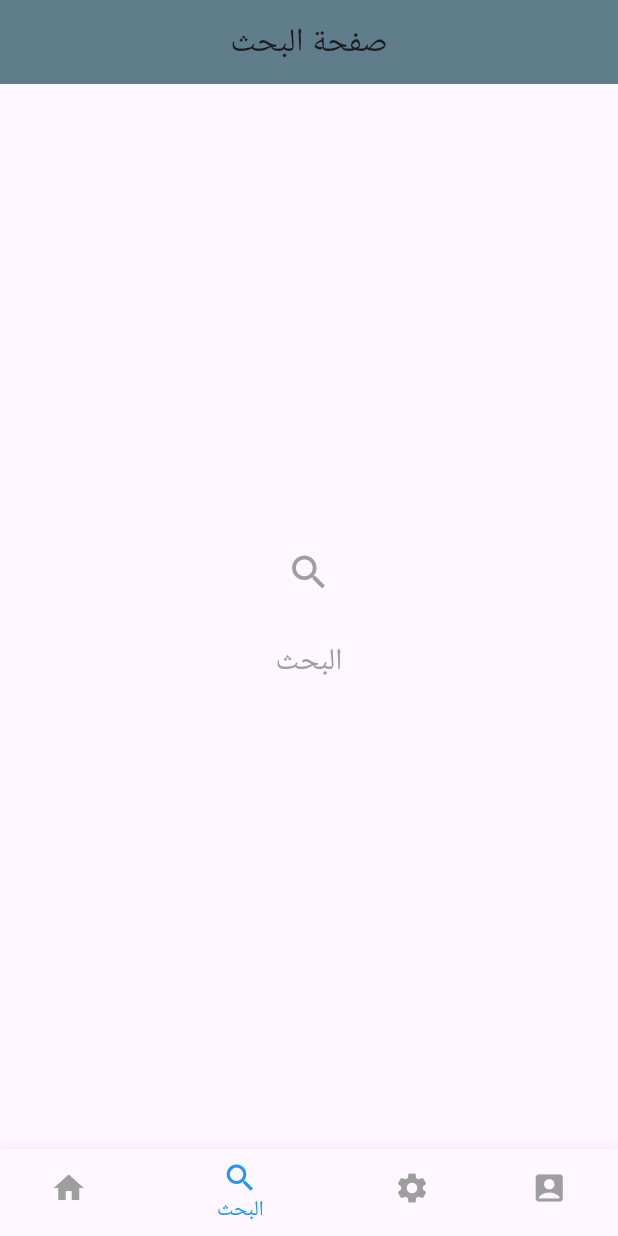
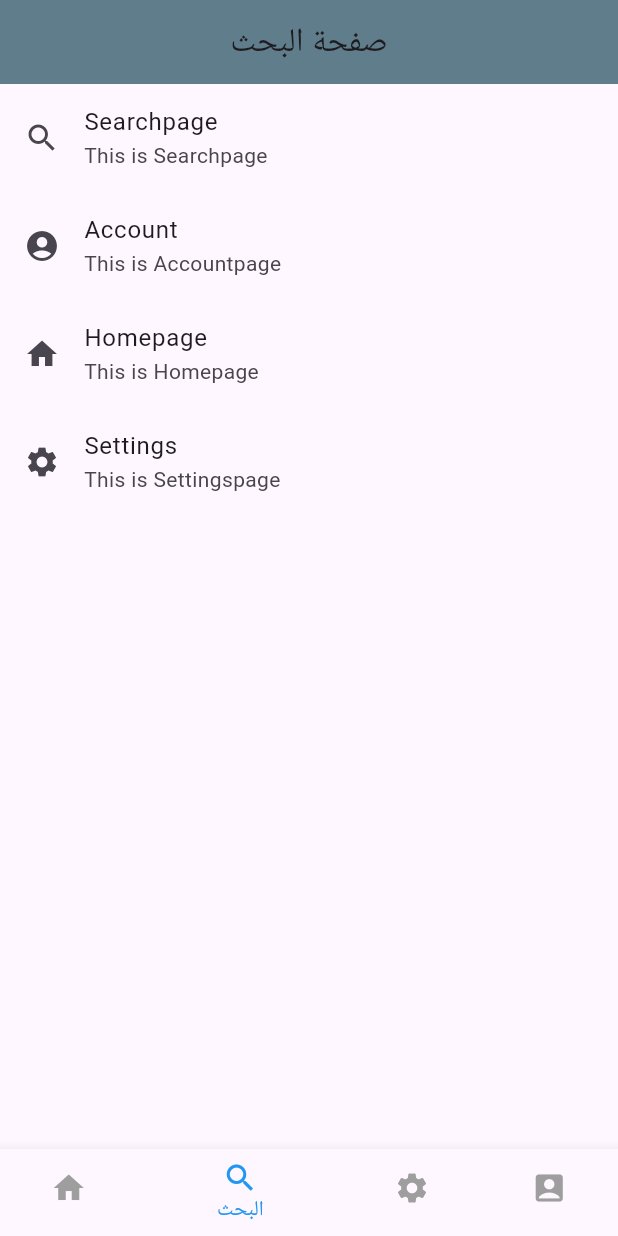
Before and after one commit to HasanAlsaiaari/flutter-homeworks-s1, a Flutter app: the screen it shows after launch, item 2 of the bottom bar chosen, on a phone screen of 412 x 824 dp. Run offline on Flutter 3.47's test engine with Material 3 defaults, Android fonts, the phone set to English and light mode, and no system bars.

Commit message:
BottomNavigationBar&TextField&ListView With List Title

```diff
--- a/lib/Searchpage.dart
+++ b/lib/Searchpage.dart
@@ -1,21 +1,61 @@
 import 'package:flutter/material.dart';
+import 'list.dart';
 
 
 class Searchpage extends StatelessWidget {
-  const Searchpage({super.key});
+
+final list item1 = list('Searchpage','This is Searchpage',Icons.search);
+final list item2 = list('Account','This is Accountpage',Icons.account_circle);
+final list item3 = list('Homepage','This is Homepage',Icons.home);
+final list item4 = list('Settings','This is Settingspage',Icons.settings);
 
   @override
   Widget build(BuildContext context) {
-    return Center(
-      child: Column(
-        mainAxisAlignment: MainAxisAlignment.center,
-        children: [
-          Icon(Icons.search,size: 30,color: Colors.grey),
-          SizedBox(height: 30,),
-          Text('البحث',style: TextStyle(fontSize: 20,color: Colors.grey),)
-        ],
-      ),
 
+    return Scaffold(
+     body: ListView(
+      children: [
+        ListTile(
+          leading: Icon(item1.icon),
+          title: Text(item1.title),
+          subtitle: Text(item1.subtitle),
+
+          onTap: () {
+            Navigator.pushNamed(context, '/searchpage');
+          },
+        ),
+
+        ListTile(
+          leading: Icon(item2.icon),
+          title: Text(item2.title),
+          subtitle: Text(item2.subtitle),
+          onTap: () {
+            Navigator.pushNamed(context, '/accountpage');
+          },
+        ),
+
+        ListTile(
+          leading: Icon(item3.icon),
+          title: Text(item3.title),
+          subtitle: Text(item3.subtitle),
+          onTap: () {
+            Navigator.pushNamed(context, '/homepage');
+          },
+        ),
+
+        ListTile(
+          leading: Icon(item4.icon),
+          title: Text(item4.title),
+          subtitle: Text(item4.subtitle),
+          onTap: () {
+            Navigator.pushNamed(context, '/settingspage');
+          },
+        ),
+      ],
+     ),
     );
+
+
+
   }
 }
--- /dev/null
+++ b/lib/list.dart
@@ -0,0 +1,11 @@
+import 'package:flutter/material.dart';
+
+class list
+{
+  final String title;
+  final String subtitle;
+  final IconData icon;
+
+  list(this.title,this.subtitle,this.icon);
+
+}
```
Also changed, not shown: lib/Homepage.dart (+54 -6 lines).
